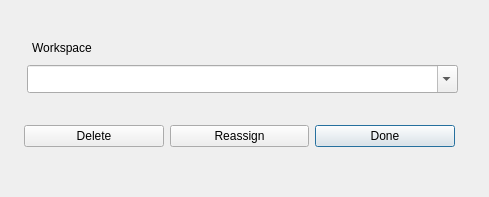
First picture: the form in workspacedlg.ui, repository towhee/Winnow64, before the edit.
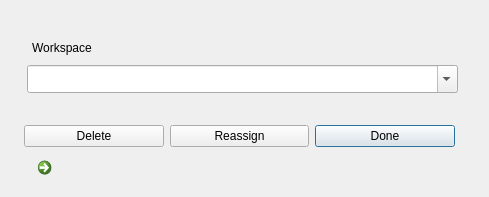
Second picture: the form after the edit.

Patch:
```diff
--- a/workspacedlg.ui
+++ b/workspacedlg.ui
@@ -103,6 +103,19 @@
     <set>Qt::AlignRight|Qt::AlignTrailing|Qt::AlignVCenter</set>
    </property>
   </widget>
+  <widget class="QCommandLinkButton" name="reportLinkButton">
+   <property name="geometry">
+    <rect>
+     <x>30</x>
+     <y>150</y>
+     <width>31</width>
+     <height>31</height>
+    </rect>
+   </property>
+   <property name="text">
+    <string/>
+   </property>
+  </widget>
  </widget>
  <resources/>
  <connections>
```
Left out of the diff: 2 changed lines with no effect on the pictures.
